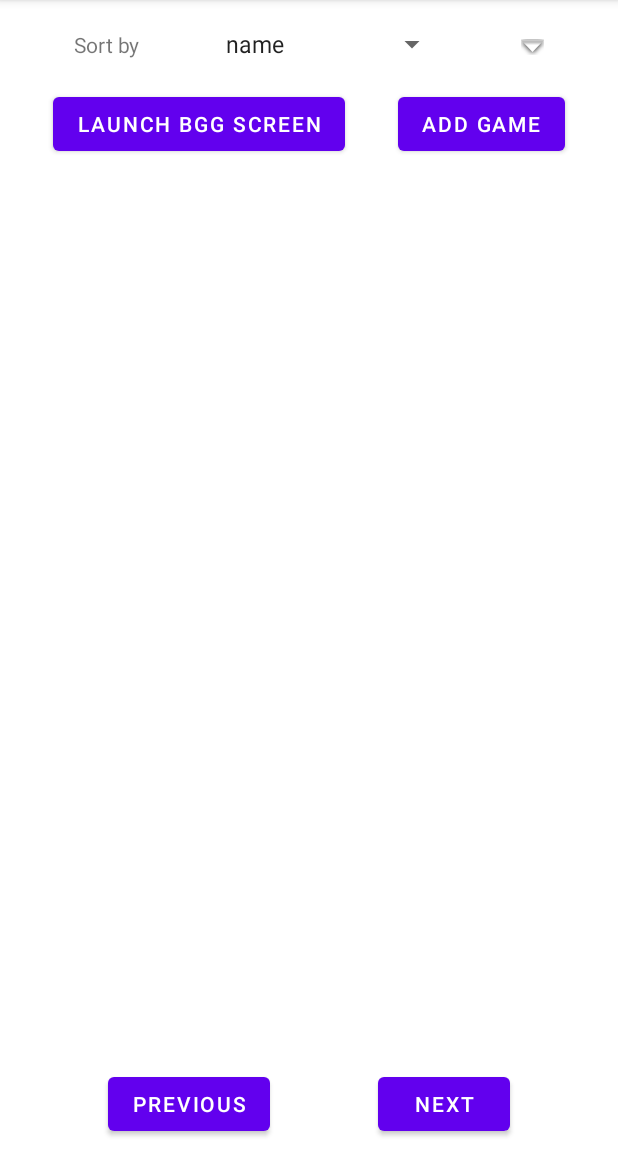
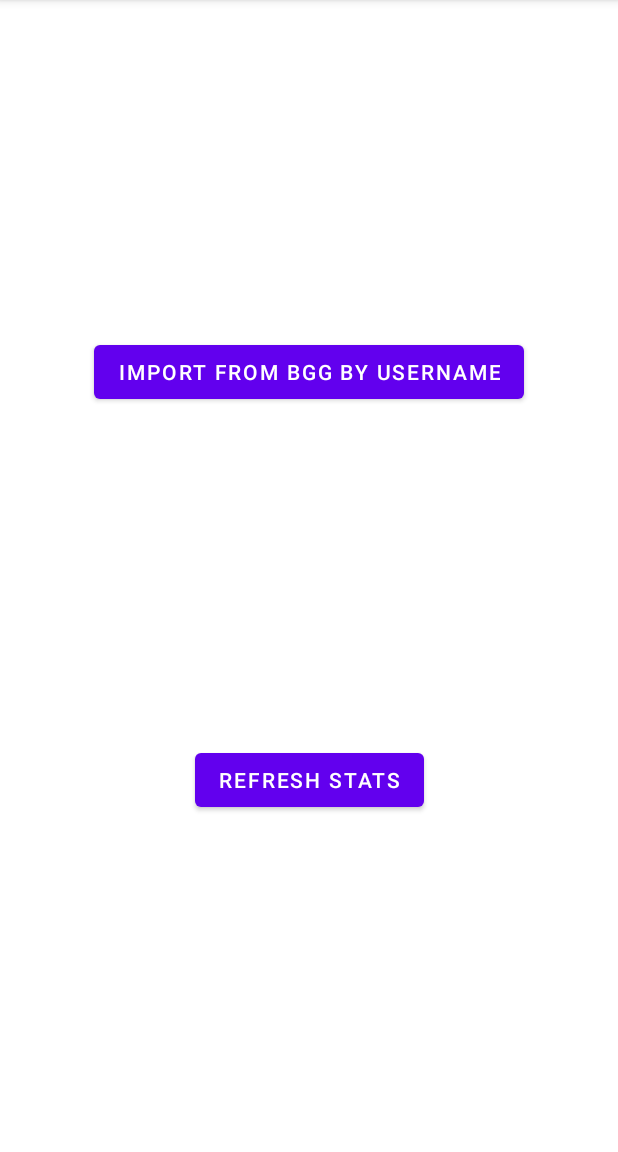
Before and after one commit to KKeelloo/BoardGameCollector, an Android app: the screen it shows after launch (MainActivity before the commit, BGGActivity after it), after a tap on "LAUNCH BGG SCREEN", on a phone screen of 412 x 824 dp, the part 84-1236 px from its top. Run offline under Robolectric (Android 15) with nearby library versions, the phone set to English and light mode, and no system bars.

Commit message:
importing games by username

```diff
--- a/app/src/main/java/com/example/boardgamecollector/BGGActivity.kt
+++ b/app/src/main/java/com/example/boardgamecollector/BGGActivity.kt
@@ -1,11 +1,80 @@
 package com.example.boardgamecollector
 
+import android.app.Activity
+import android.content.DialogInterface
 import androidx.appcompat.app.AppCompatActivity
 import android.os.Bundle
+import android.widget.EditText
+import android.widget.TextView
+import android.widget.Toast
+import androidx.appcompat.app.AlertDialog
+import androidx.lifecycle.ViewModel
 import com.example.boardgamecollector.databinding.ActivityBGGBinding
 class BGGActivity : AppCompatActivity() {
+    private lateinit var binding: ActivityBGGBinding
+
     override fun onCreate(savedInstanceState: Bundle?) {
         super.onCreate(savedInstanceState)
-        setContentView(R.layout.activity_b_g_g)
+        binding = ActivityBGGBinding.inflate(layoutInflater)
+        setContentView(binding.root)
+        val dbHelper = MyDBHelper.getInstance(this)
+        val xmlParser = XMLParser(this.applicationInfo.dataDir)
+
+        val loadingDialog = LoadingDialog(this)
+
+
+        binding.btnImportByUsername.setOnClickListener {
+            val builder = AlertDialog.Builder(this)
+
+            val inUsername = EditText(this)
+            inUsername.hint = getText(R.string.username)
+
+            builder.setView(inUsername)
+            builder.setNegativeButton(android.R.string.cancel){ dialogInterface: DialogInterface, _ ->
+                dialogInterface.cancel()
+            }
+            builder.setPositiveButton(android.R.string.ok){dialogInterface: DialogInterface, _ ->
+                xmlParser.findGamesByUsername(inUsername.text.toString(), dbHelper)
+                loadingDialog.startLoadingDialog()
+                dialogInterface.dismiss()
+            }
+            builder.show()
+        }
+
+        xmlParser.retryingIn.observe(this){ value ->
+            if(xmlParser.processingForUsername.value == false )
+                loadingDialog.setInfo("${getText(R.string.waiting_for_data)}\n${getText(R.string.retrying_in)} ${value}s")
+        }
+
+        xmlParser.numLoaded.observe(this){
+            if(xmlParser.processingForUsername.value == true )
+                loadingDialog.setInfo("${getString(R.string.adding)}\n${it}..${xmlParser.numToLoad.value}")
+        }
+
+        xmlParser.processingForUsername.observe(this){ value ->
+            if(value){
+                loadingDialog.setInfo(getString(R.string.processing_data))
+            }
+            else {
+                if (xmlParser.loaded.value == 200){
+                    loadingDialog.dissmisDialog()
+                    Toast.makeText(this, R.string.loaded,Toast.LENGTH_SHORT).show()
+                    setResult(Activity.RESULT_OK)
+                }
+                else if(xmlParser.loaded.value != -2){
+                    loadingDialog.dissmisDialog()
+                    val builder = AlertDialog.Builder(this)
+
+                    val out = TextView(this)
+                    out.text = getText(R.string.error_occ)
+
+                    builder.setView(out)
+                    builder.setNegativeButton("Cancel"){ dialogInterface: DialogInterface, _ ->
+                        dialogInterface.cancel()
+                    }
+                    builder.show()
+                }
+            }
+        }
     }
 }
--- a/app/src/main/java/com/example/boardgamecollector/LoadingDialog.kt
+++ b/app/src/main/java/com/example/boardgamecollector/LoadingDialog.kt
@@ -17,12 +17,13 @@ class LoadingDialog(var activity: Activity) {
         info = inflated.findViewById(R.id.tvLoadingInfo)
 
         builder.setView(inflated)
-        builder.setCancelable(true)
+        builder.setCancelable(false)
         dialog = builder.create()
         dialog?.show()
     }
 
     fun dissmisDialog(){
+        dialog?.setCancelable(true)
         dialog?.dismiss()
     }
 
--- a/app/src/main/java/com/example/boardgamecollector/MainActivity.kt
+++ b/app/src/main/java/com/example/boardgamecollector/MainActivity.kt
@@ -1,23 +1,53 @@
 package com.example.boardgamecollector
 
+import android.app.Activity
 import android.content.Intent
 import androidx.appcompat.app.AppCompatActivity
 import android.os.Bundle
 import android.widget.ArrayAdapter
 import android.widget.Button
 import android.widget.Spinner
+import androidx.activity.result.ActivityResult
+import androidx.activity.result.contract.ActivityResultContracts
+import androidx.lifecycle.LiveData
+import androidx.lifecycle.MutableLiveData
 import androidx.lifecycle.ViewModel
 import com.example.boardgamecollector.databinding.ActivityMainBinding
 
 class MainActivity : AppCompatActivity() {
     companion object{
         const val REQUEST_CODE = 10000
+        const val PER_PAGE = 8
         private class MainActivityViewModel(private val dbHelper: MyDBHelper): ViewModel(){
 
+            private val _page: MutableLiveData<Int> = MutableLiveData()
+            val page: LiveData<Int> get() = _page
+
+            private val _games: MutableLiveData<Array<GameData>> = MutableLiveData()
+            val games: LiveData<Array<GameData>> get() = _games
+
+            fun refresh(){
+
+            }
+
+            fun nextPage(){
+
+            }
+
+            fun prevPage(){
+
+            }
         }
     }
     private lateinit var binding: ActivityMainBinding
-    private val viewModel = MainActivityViewModel(MyDBHelper(this))
+    private lateinit var viewModel: MainActivityViewModel
+
+    val startForResult = registerForActivityResult(ActivityResultContracts.StartActivityForResult()) { result: ActivityResult ->
+        if (result.resultCode == Activity.RESULT_OK) {
+            viewModel.refresh()
+        }
+    }
+
 
     override fun onCreate(savedInstanceState: Bundle?) {
         super.onCreate(savedInstanceState)
@@ -25,6 +55,7 @@ class MainActivity : AppCompatActivity() {
         setContentView(binding.root)
 
         val btnAddGame: Button = binding.btnAddGame
+        viewModel = MainActivityViewModel(MyDBHelper.getInstance(this))
 
         btnAddGame.setOnClickListener {
             val intent = Intent(this, AddGame::class.java)
@@ -42,10 +73,8 @@ class MainActivity : AppCompatActivity() {
             spinner.adapter = adapter
         }
 
-
-
         binding.btnLBggAct.setOnClickListener {
-
+            startForResult.launch(Intent(this, BGGActivity::class.java))
         }
     }
 
@@ -56,7 +85,7 @@ class MainActivity : AppCompatActivity() {
                 if(data.hasExtra("newGameId")){
                     val gameId = data.extras?.getLong("newGameId")?: (-1).toLong()
                     if(gameId != (-1).toLong()) {
-                        //TODO add new game to table view
+                        viewModel.refresh()
                     }
                 }
             }
--- a/app/src/main/java/com/example/boardgamecollector/MyDBHelper.kt
+++ b/app/src/main/java/com/example/boardgamecollector/MyDBHelper.kt
@@ -4,7 +4,7 @@ import android.content.Context
 import android.database.sqlite.SQLiteDatabase
 import android.database.sqlite.SQLiteOpenHelper
 
-class MyDBHelper(context: Context) : SQLiteOpenHelper(context, DATABASE_NAME, null, DATABASE_VERSION){
+class MyDBHelper private constructor(context: Context) : SQLiteOpenHelper(context, DATABASE_NAME, null, DATABASE_VERSION){
     companion object{
         const val DATABASE_VERSION = 1
         const val DATABASE_NAME = "GamesCollector.db"
--- a/app/src/main/res/layout/activity_b_g_g.xml
+++ b/app/src/main/res/layout/activity_b_g_g.xml
@@ -6,4 +6,25 @@
     android:layout_height="match_parent"
     tools:context=".BGGActivity">
 
+    <Button
+        android:id="@+id/btnImportByUsername"
+        android:layout_width="wrap_content"
+        android:layout_height="wrap_content"
+        android:text="@string/import_by_username"
+        app:layout_constraintBottom_toTopOf="@+id/btnRefreshStats"
+        app:layout_constraintEnd_toEndOf="parent"
+        app:layout_constraintHorizontal_bias="0.5"
+        app:layout_constraintStart_toStartOf="parent"
+        app:layout_constraintTop_toTopOf="parent" />
+
+    <Button
+        android:id="@+id/btnRefreshStats"
+        android:layout_width="wrap_content"
+        android:layout_height="wrap_content"
+        android:text="@string/refresh_stats"
+        app:layout_constraintBottom_toBottomOf="parent"
+        app:layout_constraintEnd_toEndOf="parent"
+        app:layout_constraintHorizontal_bias="0.5"
+        app:layout_constraintStart_toStartOf="parent"
+        app:layout_constraintTop_toBottomOf="@+id/btnImportByUsername" />
 </androidx.constraintlayout.widget.ConstraintLayout>
--- a/app/src/main/res/layout/activity_main.xml
+++ b/app/src/main/res/layout/activity_main.xml
@@ -9,7 +9,7 @@
     <androidx.constraintlayout.widget.ConstraintLayout
         android:layout_width="match_parent"
         android:layout_height="0dp"
-        app:layout_constraintBottom_toTopOf="@+id/table_games"
+        app:layout_constraintBottom_toTopOf="@+id/scrollView2"
         app:layout_constraintEnd_toEndOf="parent"
         app:layout_constraintStart_toStartOf="parent"
         app:layout_constraintTop_toTopOf="parent">
@@ -31,24 +31,10 @@
             android:layout_width="wrap_content"
             android:layout_height="wrap_content"
             app:layout_constraintBottom_toTopOf="@+id/btnAddGame"
-            app:layout_constraintEnd_toStartOf="@+id/imgOrd"
-            app:layout_constraintHorizontal_bias="0.5"
+            app:layout_constraintEnd_toEndOf="parent"
             app:layout_constraintStart_toEndOf="@+id/textView"
             app:layout_constraintTop_toTopOf="parent"
             app:layout_constraintVertical_bias="0.6" />
-
-        <ImageView
-            android:id="@+id/imgOrd"
-            android:layout_width="wrap_content"
-            android:layout_height="wrap_content"
-            android:contentDescription="@string/sort_order"
-            app:layout_constraintBottom_toBottomOf="@+id/spinnerSort"
-            app:layout_constraintEnd_toEndOf="parent"
-            app:layout_constraintHorizontal_bias="0.5"
-            app:layout_constraintStart_toEndOf="@+id/spinnerSort"
-            app:layout_constraintTop_toTopOf="@+id/spinnerSort"
-            app:layout_constraintVertical_bias="0.615"
-            app:srcCompat="@android:drawable/arrow_down_float" />
 
         <TextView
             android:id="@+id/textView"
@@ -74,16 +60,21 @@
 
     </androidx.constraintlayout.widget.ConstraintLayout>
 
-    <TableLayout
-        android:id="@+id/table_games"
+    <ScrollView
+        android:id="@+id/scrollView2"
+        android:layout_marginTop="124dp"
+        android:layout_marginBottom="64dp"
         android:layout_width="match_parent"
         android:layout_height="0dp"
-        android:layout_marginTop="124dp"
-        android:layout_marginBottom="64dp"
         app:layout_constraintBottom_toBottomOf="parent"
         app:layout_constraintEnd_toEndOf="parent"
         app:layout_constraintStart_toStartOf="parent"
-        app:layout_constraintTop_toTopOf="parent" />
+        app:layout_constraintTop_toTopOf="parent" >
+        <TableLayout
+            android:id="@+id/table_games"
+            android:layout_width="match_parent"
+            android:layout_height="match_parent"/>
+    </ScrollView>
 
     <Button
         android:id="@+id/btnNext"
@@ -94,7 +85,7 @@
         app:layout_constraintEnd_toEndOf="parent"
         app:layout_constraintHorizontal_bias="0.5"
         app:layout_constraintStart_toEndOf="@+id/btnPrev"
-        app:layout_constraintTop_toBottomOf="@+id/table_games" />
+        app:layout_constraintTop_toBottomOf="@+id/scrollView2" />
 
     <Button
         android:id="@+id/btnPrev"
@@ -105,6 +96,6 @@
         app:layout_constraintEnd_toStartOf="@+id/btnNext"
         app:layout_constraintHorizontal_bias="0.5"
         app:layout_constraintStart_toStartOf="parent"
-        app:layout_constraintTop_toBottomOf="@+id/table_games" />
+        app:layout_constraintTop_toBottomOf="@+id/scrollView2" />
 
 </androidx.constraintlayout.widget.ConstraintLayout>
--- a/app/src/main/res/layout/loading_dialog.xml
+++ b/app/src/main/res/layout/loading_dialog.xml
@@ -3,7 +3,7 @@
     xmlns:app="http://schemas.android.com/apk/res-auto"
     xmlns:tools="http://schemas.android.com/tools"
     android:layout_width="match_parent"
-    android:layout_height="240dp">
+    android:layout_height="wrap_content">
 
     <ProgressBar
         android:id="@+id/progressBar"
@@ -19,6 +19,7 @@
         android:id="@+id/tvLoadingInfo"
         android:layout_width="wrap_content"
         android:layout_height="wrap_content"
+        android:maxLines="2"
         app:layout_constraintBottom_toBottomOf="parent"
         app:layout_constraintEnd_toEndOf="parent"
         app:layout_constraintHorizontal_bias="0.5"
--- a/app/src/main/res/values/array.xml
+++ b/app/src/main/res/values/array.xml
@@ -1,9 +1,12 @@
 <?xml version="1.0" encoding="utf-8"?>
 <resources>
     <string-array name="sort_options" translatable="false">
-        <item>@string/by_name</item>
-        <item>@string/by_rank</item>
-        <item>@string/by_date</item>
+        <item>@string/by_name_a</item>
+        <item>@string/by_name_d</item>
+        <item>@string/by_rank_a</item>
+        <item>@string/by_rank_d</item>
+        <item>@string/by_date_a</item>
+        <item>@string/by_date_d</item>
     </string-array>
     <string-array name="type_options" translatable="false">
         <item>@string/full</item>
--- a/app/src/main/res/values/strings.xml
+++ b/app/src/main/res/values/strings.xml
@@ -1,9 +1,10 @@
 <resources>
     <string name="app_name">BoardGameCollector</string>
     <string name="btn_add">Add game</string>
-    <string name="by_date">release date</string>
-    <string name="by_name">name</string>
-    <string name="by_rank">rank position</string>
+    <string name="by_date_a">release date ascending</string>
+    <string name="by_name_a">name ascending</string>
+    <string name="by_name_d">name descending</string>
+    <string name="by_rank_a">rank position ascending</string>
     <string name="txt_sort">Sort by</string>
     <string name="sort_order">sort order</string>
     <string name="game_name">Game title</string>
@@ -52,4 +53,10 @@
     <string name="remove">Remove</string>
     <string name="title_change_artist">Change artist</string>
     <string name="title_change_designer">Change designer</string>
+    <string name="import_by_username">Import from BGG by username</string>
+    <string name="refresh_stats">Refresh stats</string>
+    <string name="username">Username</string>
+    <string name="loaded">Loaded</string>
+    <string name="by_rank_d">rank position descending</string>
+    <string name="by_date_d">release date descending</string>
 </resources>
```
Also changed, not shown: app/src/main/java/com/example/boardgamecollector/AddGame.kt (+2 -8 lines), app/src/main/java/com/example/boardgamecollector/XMLParser.kt (+70 -2 lines), app/src/main/java/com/example/boardgamecollector/utils.kt (+27 -0 lines), 1 other file.
